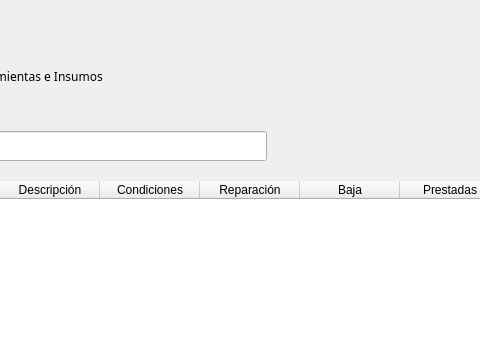
MaxAPBusiness/Blustock, file blustock/ui/screens_uis/stock.ui: the form before one commit; both pictures show x 141 to 621 and y 0 to 351 of the 1248 by 777 pixel window.
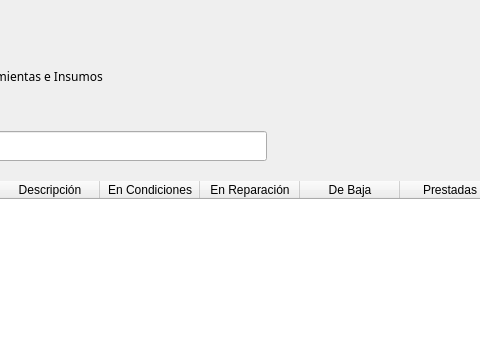
The form after the commit. Icons and pictures are not drawn.

```diff
--- a/blustock/ui/screens_uis/stock.ui
+++ b/blustock/ui/screens_uis/stock.ui
@@ -193,17 +193,17 @@
        </column>
        <column>
         <property name="text">
-         <string>Condiciones</string>
+         <string>En Condiciones</string>
         </property>
        </column>
        <column>
         <property name="text">
-         <string>Reparación</string>
+         <string>En Reparación</string>
         </property>
        </column>
        <column>
         <property name="text">
-         <string>Baja</string>
+         <string>De Baja</string>
         </property>
        </column>
        <column>
```
